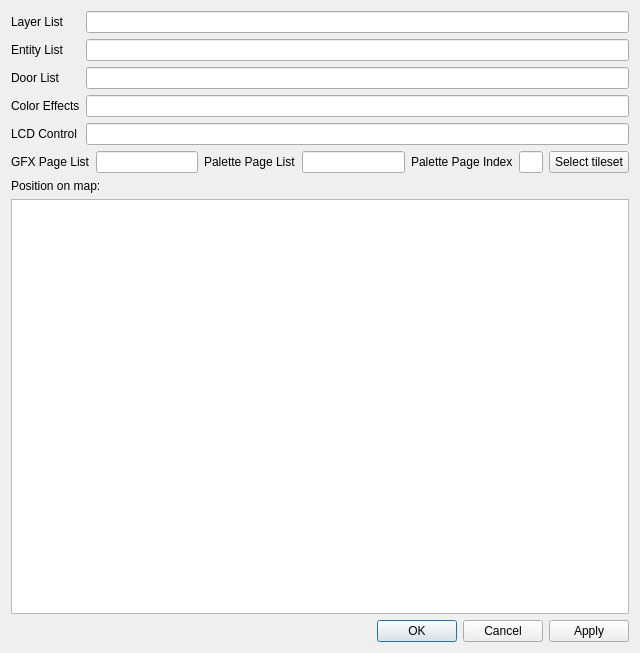
The window that dsvedit/room_editor.ui (LagoLunatic/DSVEdit) describes before a commit, drawn with Qt 5.
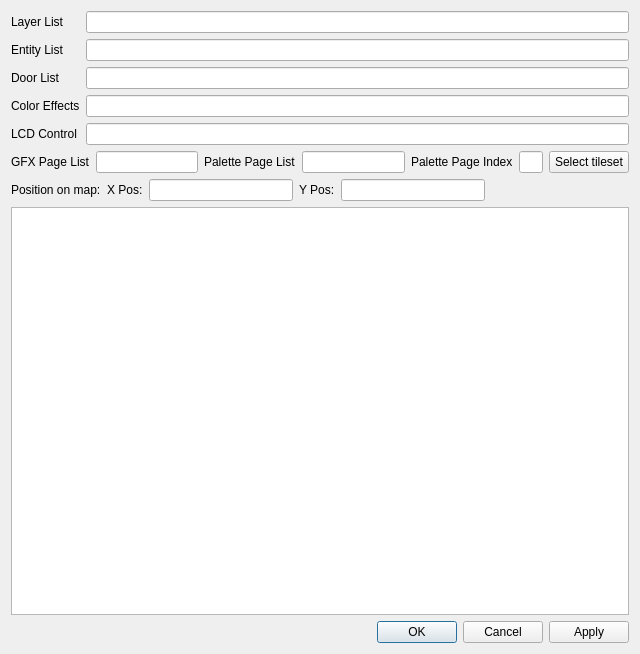
The same window after the commit.

Commit message: Room props editor: Don't save map x/y until user presses ok

```diff
--- a/dsvedit/room_editor.ui
+++ b/dsvedit/room_editor.ui
@@ -7,7 +7,7 @@
     <x>0</x>
     <y>0</y>
     <width>640</width>
-    <height>653</height>
+    <height>654</height>
    </rect>
   </property>
   <property name="windowTitle">
@@ -120,11 +120,48 @@
     </layout>
    </item>
    <item>
+    <layout class="QHBoxLayout" name="horizontalLayout">
+     <item>
     <widget class="QLabel" name="label">
      <property name="text">
       <string>Position on map:</string>
      </property>
     </widget>
+     </item>
+     <item>
+      <widget class="QLabel" name="label_10">
+       <property name="text">
+        <string>X Pos:</string>
+       </property>
+      </widget>
+     </item>
+     <item>
+      <widget class="QLineEdit" name="map_x_pos"/>
+     </item>
+     <item>
+      <widget class="QLabel" name="label_11">
+       <property name="text">
+        <string>Y Pos:</string>
+       </property>
+      </widget>
+     </item>
+     <item>
+      <widget class="QLineEdit" name="map_y_pos"/>
+     </item>
+     <item>
+      <spacer name="horizontalSpacer">
+       <property name="orientation">
+        <enum>Qt::Horizontal</enum>
+       </property>
+       <property name="sizeHint" stdset="0">
+        <size>
+         <width>40</width>
+         <height>20</height>
+        </size>
+       </property>
+      </spacer>
+     </item>
+    </layout>
    </item>
    <item>
     <widget class="QGraphicsView" name="map_graphics_view">
```
Lines whose indentation alone changed are shown as unchanged. The commit also changes 1 other file.
